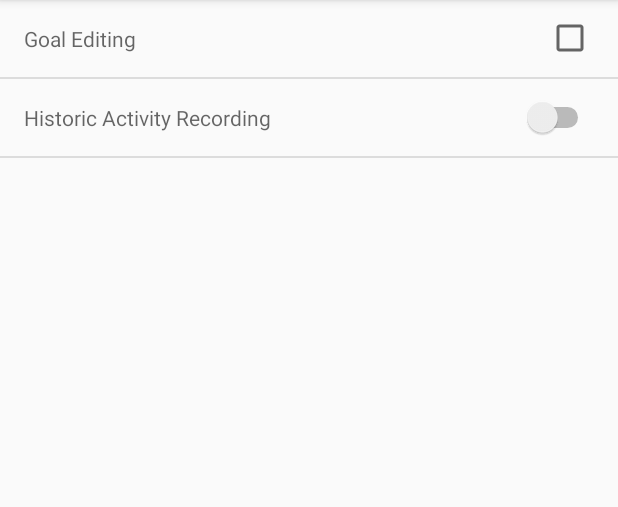
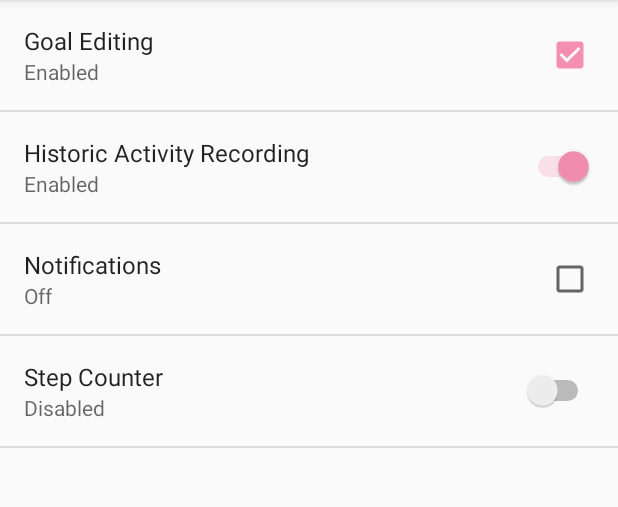
Before and after one commit to tiggerdine-uni/keep-fit, an Android app: the StatusFragment screen opened directly, with no data from a screen before it, after a tap on "Settings", on a phone screen of 412 x 824 dp, the part 84-591 px from its top. Run offline under Robolectric (Android 15) with nearby library versions, the phone set to English and light mode, and no system bars; our stand-ins replace Room's generated code; libraries missing offline, so code that uses them is left out: com.pnikosis.materialishprogress; 3 statements that could not run were skipped.

Commit message:
control goal editing
can't edit goals if goal editing is turned off

can't edit active goal (whose id is saved in sharedprefs)

stop keyboard from resizing activity

```diff
--- a/app/src/main/AndroidManifest.xml
+++ b/app/src/main/AndroidManifest.xml
@@ -9,10 +9,10 @@
         android:roundIcon="@mipmap/ic_launcher_round"
         android:supportsRtl="true"
         android:theme="@style/AppTheme">
-        <activity android:name=".MainActivity">
+        <activity android:name=".MainActivity"
+            android:windowSoftInputMode="adjustNothing">
             <intent-filter>
                 <action android:name="android.intent.action.MAIN" />
-
                 <category android:name="android.intent.category.LAUNCHER" />
             </intent-filter>
         </activity>
--- a/app/src/main/java/com/example/keepfit/GoalFragment.java
+++ b/app/src/main/java/com/example/keepfit/GoalFragment.java
@@ -3,7 +3,10 @@ package com.example.keepfit;
 import android.app.AlertDialog;
 import android.content.Context;
 import android.content.DialogInterface;
+import android.content.SharedPreferences;
 import android.os.Bundle;
+import android.preference.PreferenceManager;
+import android.util.Log;
 import android.view.KeyEvent;
 import android.view.LayoutInflater;
 import android.view.View;
@@ -13,6 +16,7 @@ import android.widget.AdapterView;
 import android.widget.EditText;
 import android.widget.ListView;
 import android.widget.TextView;
+import android.widget.Toast;
 
 import com.example.keepfit.db.AppDatabase;
 import com.example.keepfit.db.entity.Goal;
@@ -121,7 +125,18 @@ public class GoalFragment extends Fragment {
         listView.setOnItemClickListener(new AdapterView.OnItemClickListener() {
             @Override
             public void onItemClick(AdapterView<?> adapterView, View view, int position, long id) {
+                SharedPreferences sharedPrefs = PreferenceManager.getDefaultSharedPreferences(getContext());
+                Boolean goalEditing = sharedPrefs.getBoolean(getString(R.string.settings_goal_editing_key), true);
+                if (!goalEditing) {
+                    Toast.makeText(getContext(), R.string.toast_goal_editing_disabled, Toast.LENGTH_SHORT).show();
+                } else {
                     final Goal clickedGoal = (Goal) adapterView.getItemAtPosition(position);
+                    SharedPreferences sharedPref = getActivity().getPreferences(Context.MODE_PRIVATE);
+                    int activeGoalId = sharedPref.getInt(getString(R.string.active_goal_id_key), 0);
+                    Log.v("StatusFragment", "getting id " + activeGoalId);
+                    if (clickedGoal.goalId == activeGoalId) {
+                        Toast.makeText(getContext(), R.string.toast_cannot_edit, Toast.LENGTH_SHORT).show();
+                    } else {
                         View view1 = inflater.inflate(R.layout.dialog_goal, null);
                         TextView goalTv = view1.findViewById(R.id.goal_tv);
                         goalTv.setText("Edit Goal");
@@ -156,6 +171,8 @@ public class GoalFragment extends Fragment {
                         // TODO keyboard stuff
                         alertDialog.show();
                     }
+                }
+            }
         });
     }
 }
--- a/app/src/main/java/com/example/keepfit/StatusFragment.java
+++ b/app/src/main/java/com/example/keepfit/StatusFragment.java
@@ -3,7 +3,9 @@ package com.example.keepfit;
 import android.app.AlertDialog;
 import android.content.Context;
 import android.content.DialogInterface;
+import android.content.SharedPreferences;
 import android.os.Bundle;
+import android.util.Log;
 import android.view.KeyEvent;
 import android.view.LayoutInflater;
 import android.view.View;
@@ -61,7 +63,11 @@ public class StatusFragment extends Fragment {
             @Override
             public void onItemSelected(AdapterView<?> parent, View view, int position, long id) {
                 Goal selectedGoal = (Goal) spinner.getSelectedItem();
-                activeGoal = selectedGoal;
+                SharedPreferences sharedPref = getActivity().getPreferences(Context.MODE_PRIVATE);
+                SharedPreferences.Editor editor = sharedPref.edit();
+                editor.putInt(getString(R.string.active_goal_id_key), selectedGoal.goalId);
+                editor.commit();
+                Log.v("StatusFragment", "putting id " + selectedGoal.goalId);
                 refresh();
             }
 
--- a/app/src/main/java/com/example/keepfit/db/dao/GoalDao.java
+++ b/app/src/main/java/com/example/keepfit/db/dao/GoalDao.java
@@ -18,6 +18,9 @@ public interface GoalDao {
     @Query("SELECT * FROM goal WHERE visible = 1")
     List<Goal> loadAllVisibleGoals();
 
+    @Query("SELECT * FROM goal WHERE goalId = :id")
+    Goal findGoalWithId(int id);
+
     @Insert
     void insert(Goal goal);
 
--- a/app/src/main/res/values/strings.xml
+++ b/app/src/main/res/values/strings.xml
@@ -8,4 +8,11 @@
     <string name="settings_menu_item">Settings</string>
     <!-- Settings Activity Title [CHAR LIMIT=NONE] -->
     <string name="settings_title">Keep Fit Settings</string>
+    <string name="settings_goal_editing_key">goal_editing</string>
+    <string name="settings_historic_activity_recording_key">historic_activity_recording</string>
+    <string name="settings_notifications_key">notifications</string>
+    <string name="settings_step_counter_key">step_counter</string>
+    <string name="toast_goal_editing_disabled">Enable goal editing to edit goals.</string>
+    <string name="active_goal_id_key">active_goal_id</string>
+    <string name="toast_cannot_edit">Cannot edit active goal.</string>
 </resources>
--- a/app/src/main/res/xml/settings_main.xml
+++ b/app/src/main/res/xml/settings_main.xml
@@ -4,9 +4,31 @@
     android:title="@string/settings_title">
 
     <CheckBoxPreference
-        android:summary="Goal Editing"/>
+        android:defaultValue="true"
+        android:key="@string/settings_goal_editing_key"
+        android:title="Goal Editing"
+        android:summaryOn="Enabled"
+        android:summaryOff="Disabled" />
 
     <SwitchPreference
-        android:summary="Historic Activity Recording"/>
+        android:title="Historic Activity Recording"
+        android:key="@string/settings_historic_activity_recording_key"
+        android:summaryOn="Enabled"
+        android:summaryOff="Disabled"
+        android:defaultValue="true"/>
+
+    <CheckBoxPreference
+        android:title="Notifications"
+        android:key="@string/settings_notifications_key"
+        android:summaryOn="On"
+        android:summaryOff="Off"
+        android:defaultValue="false"/>
+
+    <SwitchPreference
+        android:title="Step Counter"
+        android:key="@string/settings_step_counter_key"
+        android:summaryOn="Enabled"
+        android:summaryOff="Disabled"
+        android:defaultValue="false"/>
 
 </PreferenceScreen>
```
Lines whose indentation alone changed are shown as unchanged.
